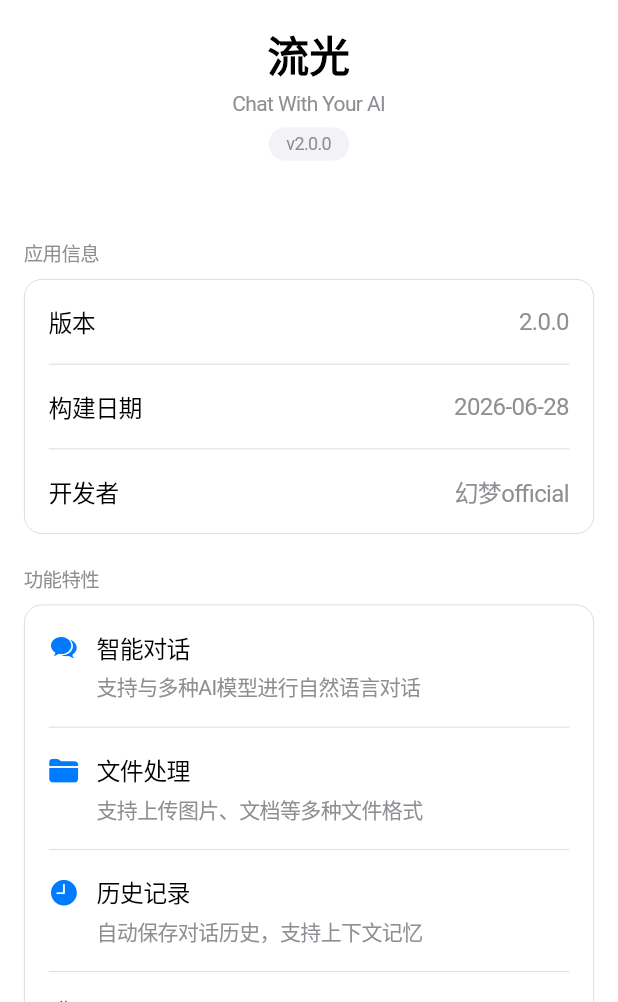
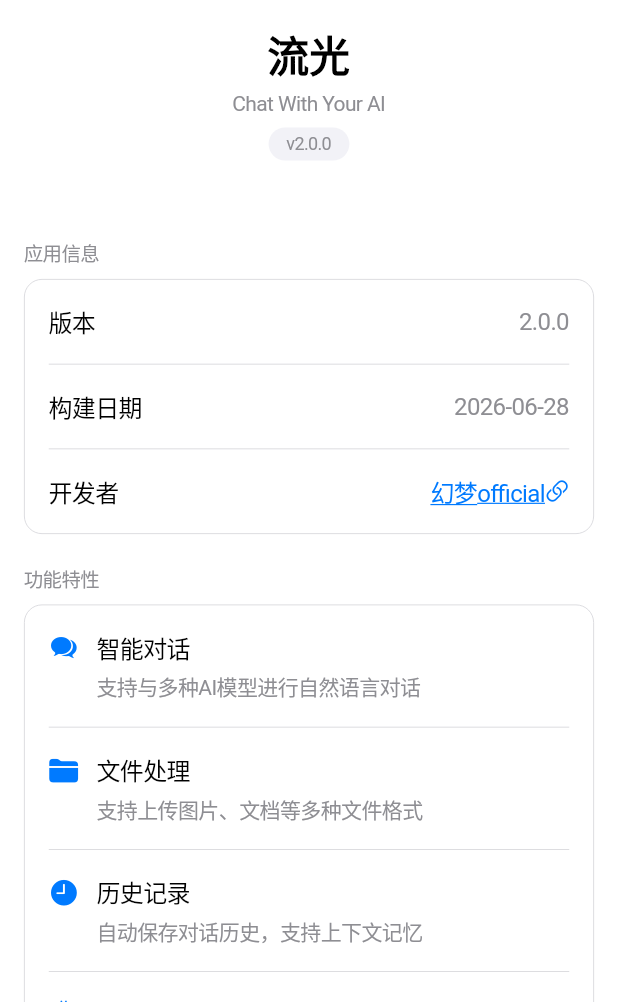
Before and after one commit to AsadAliEngineer/Cross-Platform-AI-Chat-Application, a Flutter app: the AboutScreen screen opened directly, on a phone screen of 412 x 824 dp, the part 234-1236 px from its top. Run offline on Flutter 3.47's test engine with Material 3 defaults, Android fonts, the phone set to English and light mode, and no system bars; our stand-ins replace file_picker, flutter_markdown_plus, flutter_svg, image_picker, pdf, shared_preferences; accounts and stored records are empty.

```diff
--- a/lib/l10n/app_en.arb
+++ b/lib/l10n/app_en.arb
@@ -174,6 +174,8 @@
   "customSettings": "Custom Settings",
   "customSettingsDesc": "Flexibly configure API parameters, themes and personalized options",
   "licenses": "Licenses",
+  "sponsor": "Sponsor",
+  "sponsorDesc": "If you find this app helpful, please scan the code to sponsor and support development",
   "copyright": "© 2025 幻梦official",
   "copyrightNotice": "This application is for learning and research purposes only",
   "copyrightTerms": "Please ensure compliance with relevant API service terms before use",
--- a/lib/l10n/app_localizations.dart
+++ b/lib/l10n/app_localizations.dart
@@ -827,6 +827,18 @@ abstract class AppLocalizations {
   /// **'Licenses'**
   String get licenses;
 
+  /// No description provided for @sponsor.
+  ///
+  /// In en, this message translates to:
+  /// **'Sponsor'**
+  String get sponsor;
+
+  /// No description provided for @sponsorDesc.
+  ///
+  /// In en, this message translates to:
+  /// **'If you find this app helpful, please scan the code to sponsor and support development'**
+  String get sponsorDesc;
+
   /// No description provided for @copyright.
   ///
   /// In en, this message translates to:
--- a/lib/l10n/app_localizations_en.dart
+++ b/lib/l10n/app_localizations_en.dart
@@ -387,6 +387,12 @@ class AppLocalizationsEn extends AppLocalizations {
 
   @override
   String get licenses => 'Licenses';
+
+  @override
+  String get sponsor => 'Sponsor';
+
+  @override
+  String get sponsorDesc => 'If you find this app helpful, please scan the code to sponsor and support development';
 
   @override
   String get copyright => '© 2025 幻梦official';
--- a/lib/l10n/app_localizations_zh.dart
+++ b/lib/l10n/app_localizations_zh.dart
@@ -387,6 +387,12 @@ class AppLocalizationsZh extends AppLocalizations {
 
   @override
   String get licenses => '开源许可';
+
+  @override
+  String get sponsor => '赞助';
+
+  @override
+  String get sponsorDesc => '如果觉得这个应用对你有帮助，欢迎扫码赞助支持开发';
 
   @override
   String get copyright => '© 2025 幻梦official';
--- a/lib/l10n/app_zh.arb
+++ b/lib/l10n/app_zh.arb
@@ -174,6 +174,8 @@
   "customSettings": "自定义设置",
   "customSettingsDesc": "灵活配置API参数、主题和个性化选项",
   "licenses": "开源许可",
+  "sponsor": "赞助",
+  "sponsorDesc": "如果觉得这个应用对你有帮助，欢迎扫码赞助支持开发",
   "copyright": "© 2025 幻梦official",
   "copyrightNotice": "本应用仅供学习和研究使用",
   "copyrightTerms": "使用前请确保遵守相关API服务条款",
--- a/lib/screens/about_screen.dart
+++ b/lib/screens/about_screen.dart
@@ -1,4 +1,5 @@
 import 'package:flutter/cupertino.dart';
+import 'package:url_launcher/url_launcher.dart';
 import '../l10n/app_localizations.dart';
 import '../services/version_service.dart';
 
@@ -52,7 +53,7 @@ class _AboutScreenState extends State<AboutScreen> {
                 _buildSection(context, l10n.appInfo, [
                   _buildInfoTile(l10n.version, version),
                   _buildInfoTile(l10n.buildDate, buildDate),
-                  _buildInfoTile(l10n.developer, '幻梦official'),
+                  _buildDeveloperTile(l10n.developer, '幻梦official'),
                 ]),
                 // 功能介绍部分
                 _buildSection(context, l10n.features, [
@@ -83,6 +84,10 @@ class _AboutScreenState extends State<AboutScreen> {
                   _buildLicenseTile('Cupertino Icons', 'MIT License'),
                   _buildLicenseTile('HTTP', 'Apache License 2.0'),
                   _buildLicenseTile('Shared Preferences', 'Apache License 2.0'),
+                ]),
+                // 赞助码部分
+                _buildSection(context, l10n.sponsor, [
+                  _buildSponsorTile(isDarkMode),
                 ]),
                 // 版权声明
                 _buildCopyrightSection(isDarkMode),
@@ -307,6 +312,79 @@ class _AboutScreenState extends State<AboutScreen> {
     );
   }
 
+  Widget _buildDeveloperTile(String title, String value) {
+    return Container(
+      padding: const EdgeInsets.all(16),
+      child: Row(
+        mainAxisAlignment: MainAxisAlignment.spaceBetween,
+        children: [
+          Text(
+            title,
+            style: const TextStyle(
+              fontSize: 16,
+              fontWeight: FontWeight.w500,
+            ),
+          ),
+          GestureDetector(
+            onTap: () async {
+              final Uri url = Uri.parse('https://github.com/HuanMeng-official');
+              if (await canLaunchUrl(url)) {
+                await launchUrl(url, mode: LaunchMode.externalApplication);
+              }
+            },
+            child: Row(
+              children: [
+                Text(
+                  value,
+                  style: const TextStyle(
+                    fontSize: 16,
+                    color: CupertinoColors.activeBlue,
+                    decoration: TextDecoration.underline,
+                  ),
+                ),
+                const Icon(
+                  CupertinoIcons.link,
+                  size: 16,
+                  color: CupertinoColors.activeBlue,
+                ),
+              ],
+            ),
+          ),
+        ],
+      ),
+    );
+  }
+
+  Widget _buildSponsorTile(bool isDarkMode) {
+    final l10n = AppLocalizations.of(context)!;
+    return Container(
+      padding: const EdgeInsets.all(16),
+      child: Column(
+        children: [
+          Center(
+            child: Image.asset(
+              'assets/collection_code.png',
+              width: 200,
+              height: 200,
+              fit: BoxFit.contain,
+            ),
+          ),
+          const SizedBox(height: 12),
+          Text(
+            l10n.sponsorDesc,
+            style: TextStyle(
+              fontSize: 13,
+              color: isDarkMode
+                  ? CupertinoColors.systemGrey.darkColor
+                  : CupertinoColors.systemGrey.color,
+            ),
+            textAlign: TextAlign.center,
+          ),
+        ],
+      ),
+    );
+  }
+
   Widget _buildCopyrightSection(bool isDarkMode) {
     final l10n = AppLocalizations.of(context)!;
     return Container(
--- a/lib/widgets/message_bubble.dart
+++ b/lib/widgets/message_bubble.dart
@@ -2,7 +2,7 @@ import 'dart:io';
 import 'package:flutter/cupertino.dart';
 import 'package:flutter/material.dart';
 import 'package:intl/intl.dart';
-import 'package:flutter_markdown/flutter_markdown.dart';
+import 'package:flutter_markdown_plus/flutter_markdown_plus.dart';
 import '../l10n/app_localizations.dart';
 import '../models/message.dart';
 import '../models/attachment.dart';
--- a/pubspec.yaml
+++ b/pubspec.yaml
@@ -15,7 +15,7 @@ dependencies:
   http: ^1.5.0
   shared_preferences: ^2.5.3
   intl: any
-  flutter_markdown: ^0.7.7+1
+  flutter_markdown_plus: ^1.0.7
   image_picker: ^1.2.0
   file_picker: ^10.3.7
   path_provider: ^2.1.5
@@ -23,6 +23,7 @@ dependencies:
   flutter_svg: ^2.0.10
   pdf: ^3.11.3
   archive: ^4.0.7
+  url_launcher: ^6.3.1
 
 dev_dependencies:
   flutter_test:
@@ -39,5 +40,6 @@ flutter:
     - assets/prompt/characters/zh/
     - assets/prompt/characters/en/
     - assets/logo.png
+    - assets/collection_code.png
     - assets/platform/
     - pubspec.yaml
```
Also changed, not shown: assets/collection_code.png (added), pubspec.lock, 2 other files.
